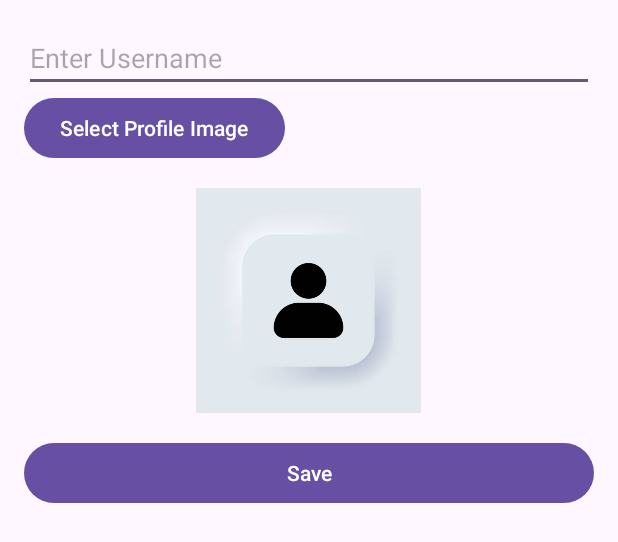
After one commit to Shravanth-MR/Blog-Application, an Android app: the layout activity_profile.xml on its own in the app's theme, with its tools: preview values and no code run, on a phone screen of 412 x 824 dp. The commit adds this screen. Shown: the top 542 px of the screen. Run offline under Robolectric (Android 15) with nearby library versions, the phone set to English and light mode, and no system bars.

Commit message:
profile pic and username upload to firestore

```diff
--- a/Blogapp/app/build.gradle
+++ b/Blogapp/app/build.gradle
@@ -40,6 +40,8 @@ dependencies {
     implementation 'com.google.android.material:material:1.5.0'
     implementation 'androidx.constraintlayout:constraintlayout:2.1.4'
     implementation 'com.google.firebase:firebase-auth:21.1.0'
+    implementation 'com.google.firebase:firebase-firestore-ktx:24.4.1'
+    implementation 'com.google.firebase:firebase-storage-ktx:20.2.0'
 //    implementation 'com.google.firebase:firebase-auth-ktx:22.0.0'
     testImplementation 'junit:junit:4.13.2'
     androidTestImplementation 'androidx.test.ext:junit:1.1.5'
--- a/Blogapp/app/src/main/java/com/example/blog_app/Login.kt
+++ b/Blogapp/app/src/main/java/com/example/blog_app/Login.kt
@@ -52,7 +52,7 @@ class Login : AppCompatActivity() {
                 if (task.isSuccessful) {
                     // Sign in success, update UI with the signed-in user's information
                     val user = auth.currentUser
-                    val intent = Intent(this, Home::class.java)
+                    val intent = Intent(this, Profile::class.java)
                     startActivity(intent)
                 } else {
                     // If sign in fails, display a message to the user.
--- /dev/null
+++ b/Blogapp/app/src/main/res/layout/activity_profile.xml
@@ -0,0 +1,36 @@
+<LinearLayout xmlns:android="http://schemas.android.com/apk/res/android"
+    xmlns:tools="http://schemas.android.com/tools"
+    android:layout_width="match_parent"
+    android:layout_height="match_parent"
+    android:orientation="vertical"
+    android:padding="16dp">
+
+    <EditText
+        android:id="@+id/usernameEditText"
+        android:layout_width="match_parent"
+        android:layout_height="wrap_content"
+        android:hint="Enter Username" />
+
+    <Button
+        android:id="@+id/selectImageButton"
+        android:layout_width="wrap_content"
+        android:layout_height="wrap_content"
+        android:text="Select Profile Image" />
+
+    <ImageView
+        android:id="@+id/profileImageView"
+        android:layout_width="150dp"
+        android:layout_height="150dp"
+        android:src="@drawable/profile_placeholder"
+        android:scaleType="centerCrop"
+        android:layout_gravity="center_horizontal"
+        android:layout_marginTop="16dp" />
+
+    <Button
+        android:id="@+id/saveButton"
+        android:layout_width="match_parent"
+        android:layout_height="wrap_content"
+        android:text="Save"
+        android:layout_marginTop="16dp" />
+
+</LinearLayout>
```
Also changed, not shown: Blogapp/app/src/main/AndroidManifest.xml (+7 -9 lines), Blogapp/app/src/main/java/com/example/blog_app/Profile.kt (added, +122 -0 lines), Blogapp/app/src/main/res/drawable/profile_placeholder.jpg (added), Blogapp/app/src/main/res/layout/activity_home.xml (indentation only).
